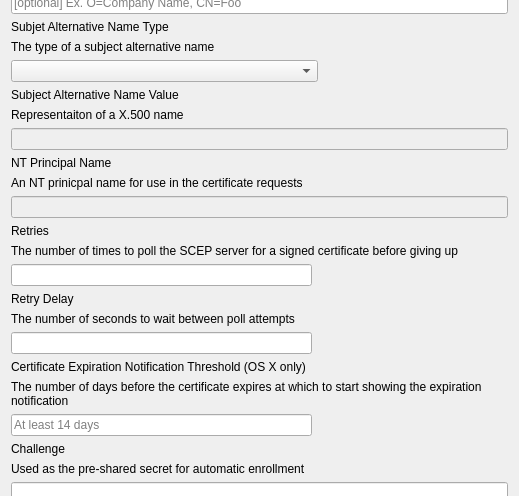
Before: the Qt Designer form FWAdminLib/Configurator/SCEPForm.ui in fw-dev/translations, drawn with Qt 5; both pictures show x 0 to 519 and y 195 to 691 of the 519 by 1142 pixel window.
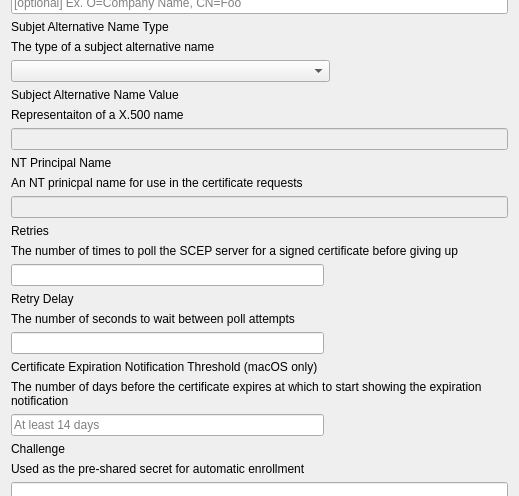
After: the same form once the commit is applied.

Patch:
```diff
--- a/FWAdminLib/Configurator/SCEPForm.ui
+++ b/FWAdminLib/Configurator/SCEPForm.ui
@@ -316,7 +316,7 @@
    <item row="24" column="0">
     <widget class="QLabel" name="CertificateExpirationTitle">
      <property name="text">
-      <string>Certificate Expiration Notification Threshold (OS X only)</string>
+      <string>Certificate Expiration Notification Threshold (macOS only)</string>
      </property>
     </widget>
    </item>
```
